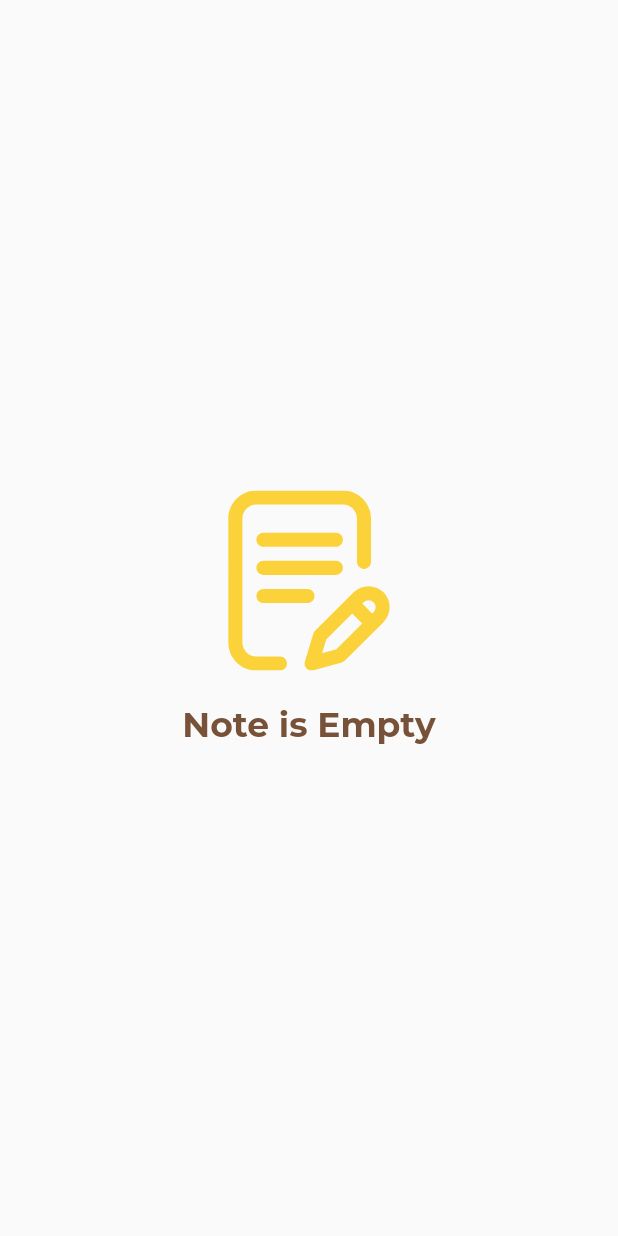
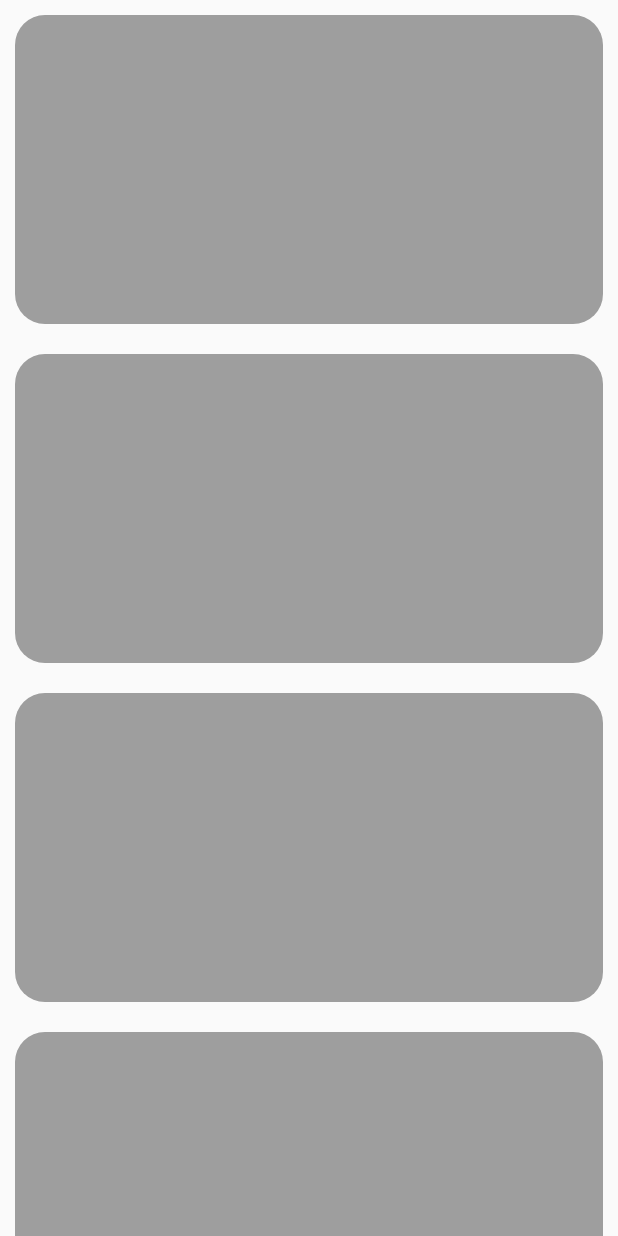
Before and after one commit to MartienJun/flutter_note_it, a Flutter app: the HomeScreen screen opened by its route, on a phone screen of 412 x 824 dp. Run offline on Flutter 3.47's test engine with Material 2 defaults, Android fonts, the light colour scheme and no system bars; our stand-ins replace flutter_svg.

Commit message:
feat: Add note dummy on home screen

```diff
--- a/note_it/lib/screens/home_screen.dart
+++ b/note_it/lib/screens/home_screen.dart
@@ -14,29 +14,50 @@ class HomeScreen extends StatefulWidget {
 class _HomeScreenState extends State<HomeScreen> {
   @override
   Widget build(BuildContext context) {
+    Size size = MediaQuery.of(context).size;
+
     return Scaffold(
       body: SafeArea(
-        child: Container(
-          alignment: Alignment.center,
-          child: Column(
-            mainAxisAlignment: MainAxisAlignment.center,
-            children: <Widget>[
-              SvgPicture.asset(
-                'assets/icons/writing.svg',
-                color: primaryColor,
-                width: 120.0,
+        child: ListView(
+          scrollDirection: Axis.vertical,
+          children: [
+            Container(
+              margin: EdgeInsets.all(10.0),
+              width: size.width,
+              height: size.height/4,
+              decoration: BoxDecoration(
+                borderRadius: BorderRadius.circular(20.0),
+                color: Colors.grey,
               ),
-              SizedBox(height: 22.0),
-              Text(
-                'Note is Empty',
-                style: TextStyle(
-                  color: secondaryColor,
-                  fontWeight: FontWeight.bold,
-                  fontSize: 23.0,
-                ),
+            ),
+            Container(
+              margin: EdgeInsets.all(10.0),
+              width: size.width,
+              height: size.height/4,
+              decoration: BoxDecoration(
+                borderRadius: BorderRadius.circular(20.0),
+                color: Colors.grey,
               ),
-            ],
-          ),
+            ),
+            Container(
+              margin: EdgeInsets.all(10.0),
+              width: size.width,
+              height: size.height/4,
+              decoration: BoxDecoration(
+                borderRadius: BorderRadius.circular(20.0),
+                color: Colors.grey,
+              ),
+            ),
+            Container(
+              margin: EdgeInsets.all(10.0),
+              width: size.width,
+              height: size.height/4,
+              decoration: BoxDecoration(
+                borderRadius: BorderRadius.circular(20.0),
+                color: Colors.grey,
+              ),
+            ),
+          ],
         ),
       ),
     );
```
